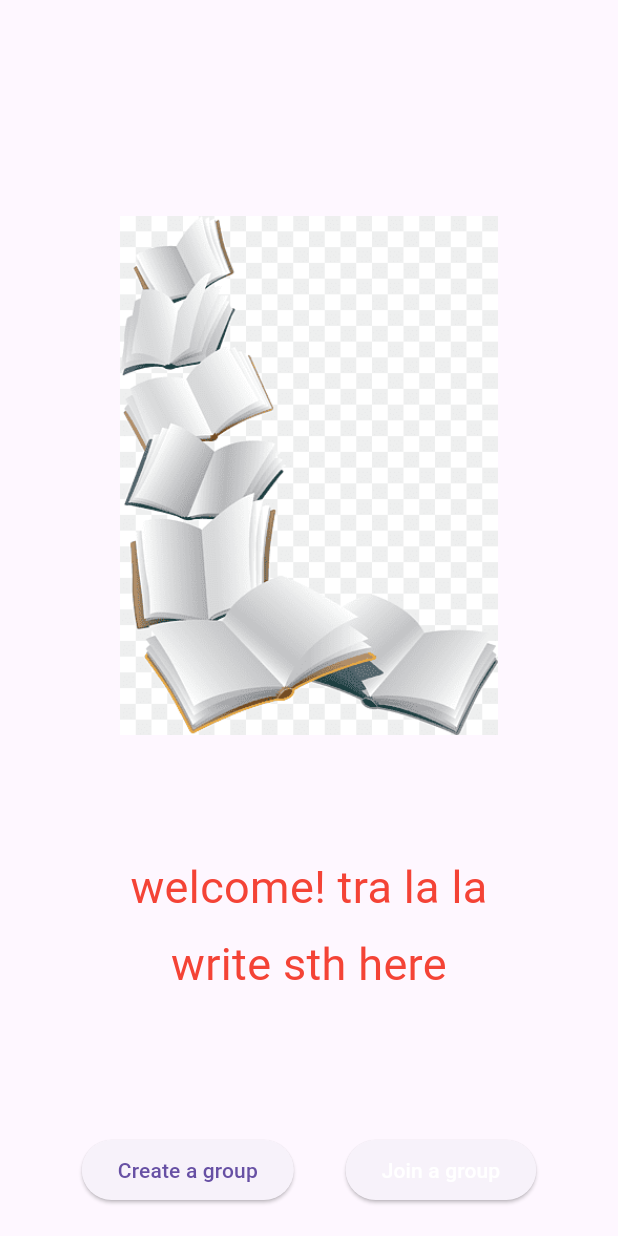
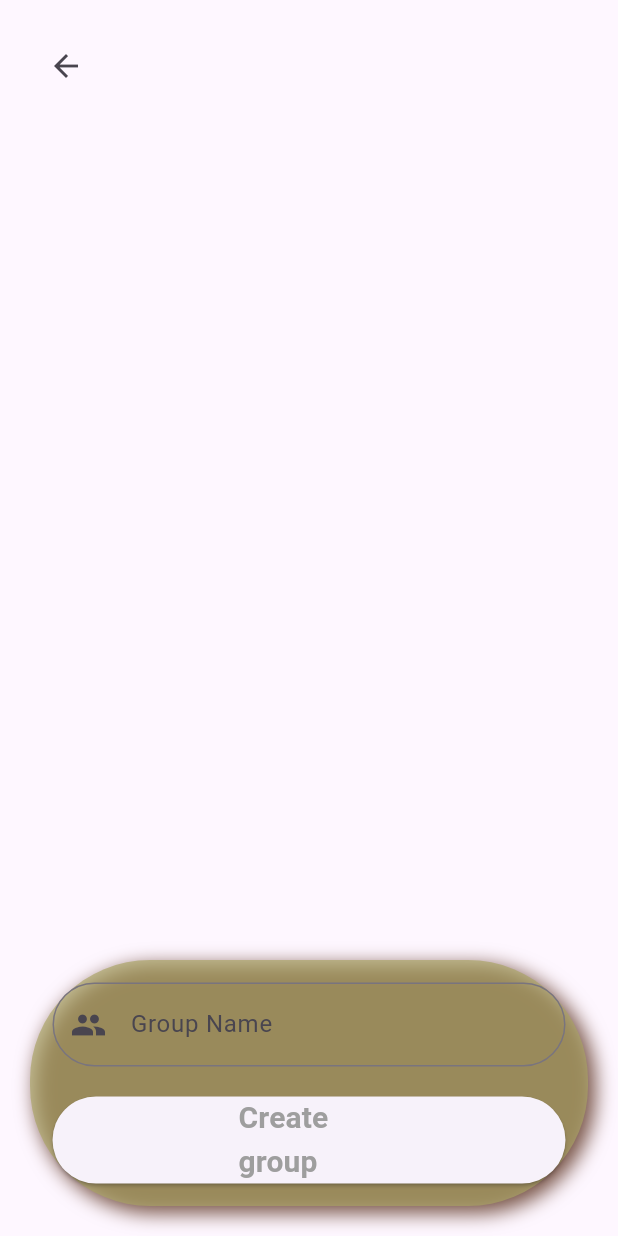
Before and after one commit to engelInes/BookNook, a Flutter app: the MyNoGroup screen opened directly, after a tap on "Create a group", on a phone screen of 412 x 824 dp. Run offline on Flutter 3.47's test engine with Material 3 defaults, Android fonts, the phone set to English and light mode, and no system bars; our stand-ins replace cloud_firestore, firebase_auth, firebase_core; accounts and stored records are empty; network calls fail.

Commit message:
create and join group functionalities

```diff
--- a/app/lib/models/user.dart
+++ b/app/lib/models/user.dart
@@ -5,11 +5,13 @@ class MyUser {
   String email;
   String fullName;
   Timestamp accountCreated;
+  String groupID;
 
   MyUser({
     required this.uid,
     required this.email,
     required this.fullName,
     required this.accountCreated,
+    required this.groupID,
   });
 }
--- /dev/null
+++ b/app/lib/screens/createGroupScreen/createGroup.dart
@@ -0,0 +1,82 @@
+import 'package:app/screens/rootScreen/rootS.dart';
+import 'package:app/services/database.dart';
+import 'package:app/states/currUser.dart';
+import 'package:app/widgets/myContainer.dart';
+import 'package:flutter/cupertino.dart';
+import 'package:flutter/material.dart';
+import 'package:provider/provider.dart';
+
+class MyCreateGroup extends StatefulWidget{
+  @override
+  State<MyCreateGroup> createState() => _MyCreateGroupState();
+}
+
+class _MyCreateGroupState extends State<MyCreateGroup>{
+  void _createGroup(BuildContext context, String groupName) async{
+      CurrentUser _cUser=Provider.of<CurrentUser>(context, listen: false);
+      bool _retString= await MyDatabase().createGroup(groupName, _cUser.getUser.uid);
+      if(_retString==1){
+        Navigator.pushAndRemoveUntil(
+            context,
+            MaterialPageRoute(
+                builder: (context)=>MyRoot()
+            ),
+            (route) => false);
+      }
+  }
+
+  TextEditingController _groupNameController=TextEditingController();
+
+  @override
+  Widget build(BuildContext context) {
+    return Scaffold(
+      body: Column(
+        children: <Widget>[
+          Padding(
+              padding: const EdgeInsets.all(20.0),
+            child: Row(
+              children: <Widget>[BackButton(
+
+              )],
+            ),
+          ),
+          Spacer(),
+          Padding(
+              padding: const EdgeInsets.all(20.0),
+            child: MyContainer(
+              child: Column(
+                children: <Widget>[
+                  TextFormField(
+                    controller: _groupNameController,
+                    decoration: InputDecoration(
+                      prefixIcon: Icon(Icons.group),
+                      hintText: "Group Name ",
+                    ),
+                  ),
+                  SizedBox(
+                    height: 20.0,
+                  ),
+                  ElevatedButton(
+                      onPressed: ()=> _createGroup(context,_groupNameController.text),
+                      child:Padding(
+                        padding: EdgeInsets.symmetric(horizontal: 100),
+                        child: Text(
+                          "Create group",
+                          style: TextStyle(
+                            color: Colors.grey,
+                            fontWeight: FontWeight.bold,
+                            fontSize: 20.0,
+                          ),
+                        ),
+                      ),
+                  )
+                ],
+              ),
+            ),
+          ),
+        ],
+      ),
+    );
+  }
+
+}
--- a/app/lib/screens/login/localWidgets/loginForm.dart
+++ b/app/lib/screens/login/localWidgets/loginForm.dart
@@ -1,4 +1,5 @@
 import 'package:app/screens/home/homeScreen.dart';
+import 'package:app/screens/rootScreen/rootS.dart';
 import 'package:app/states/currUser.dart';
 import 'package:flutter/material.dart';
 import 'package:app/screens/signup/signup.dart';
@@ -107,7 +108,7 @@ void _loginUser(String email, String psswd, BuildContext context) async {
       // );
       Navigator.pushAndRemoveUntil(
           context,
-          MaterialPageRoute(builder: (context) => HomeScreen()),
+          MaterialPageRoute(builder: (context) => MyRoot()),
           (route) => false);
     } else {
       ScaffoldMessenger.of(context).showSnackBar(
--- a/app/lib/screens/noGroupScreen/noGroup.dart
+++ b/app/lib/screens/noGroupScreen/noGroup.dart
@@ -1,11 +1,25 @@
+import 'package:app/screens/createGroupScreen/createGroup.dart';
+import 'package:app/screens/joinGroupScreen/joinGroup.dart';
 import 'package:flutter/cupertino.dart';
 import 'package:flutter/material.dart';
 
 class MyNoGroup extends StatelessWidget {
   @override
   Widget build(BuildContext context) {
-    void _goToJoinGroup() {}
-    void _goToCreateGroup() {}
+    void _goToJoinGroup(BuildContext context) {
+      Navigator.push(
+          context, MaterialPageRoute(
+          builder: (context)=>MyJoinGroup(),
+      ),
+      );
+    }
+    void _goToCreateGroup(BuildContext context) {
+      Navigator.push(
+        context, MaterialPageRoute(
+        builder: (context)=>MyCreateGroup(),
+      ),
+      );
+    }
     return Scaffold(
       body: Column(
         children: <Widget>[
@@ -46,10 +60,10 @@ class MyNoGroup extends StatelessWidget {
               mainAxisAlignment: MainAxisAlignment.spaceEvenly,
               children: <Widget>[
                 ElevatedButton(
-                    onPressed: () => _goToCreateGroup(),
+                    onPressed: () => _goToCreateGroup(context),
                     child: Text("Create a group")),
                 ElevatedButton(
-                    onPressed: () => _goToJoinGroup(),
+                    onPressed: () => _goToJoinGroup(context),
                     child: Text(
                       "Join a group",
                       style: TextStyle(
--- a/app/lib/states/currUser.dart
+++ b/app/lib/states/currUser.dart
@@ -7,7 +7,7 @@ import 'package:flutter/material.dart';
 
 class CurrentUser extends ChangeNotifier {
   MyUser _currUser =
-      MyUser(uid: '', email: '', fullName: '', accountCreated: Timestamp.now());
+      MyUser(uid: '', email: '', fullName: '', accountCreated: Timestamp.now(), groupID: '');
 
   //late String _userID;
   //late String _userEmail;
@@ -49,7 +49,7 @@ class CurrentUser extends ChangeNotifier {
       // _userEmail="";
       // _currUser="" as MyUser;
       _currUser = MyUser(
-          uid: '', email: '', fullName: '', accountCreated: Timestamp.now());
+          uid: '', email: '', fullName: '', accountCreated: Timestamp.now(), groupID: '');
       hasStarted = true;
     } catch (e) {
       print(e);
@@ -60,7 +60,7 @@ class CurrentUser extends ChangeNotifier {
   Future<bool> signUpUser(String email, String psswd, String fullName) async {
     bool hasSignedIn = false;
     MyUser _user = MyUser(
-        uid: '', email: '', fullName: '', accountCreated: Timestamp.now());
+        uid: '', email: '', fullName: '', accountCreated: Timestamp.now(), groupID: '');
     try {
       UserCredential _authRes = await _auth.createUserWithEmailAndPassword(
           email: email, password: psswd);
```
Also changed, not shown: app/lib/models/group.dart (added, +17 -0 lines), app/lib/screens/joinGroupScreen/joinGroup.dart (added, +83 -0 lines), app/lib/screens/rootScreen/rootS.dart (+27 -5 lines), app/lib/screens/splash/splashScreen.dart (added, +17 -0 lines), app/lib/services/database.dart (+44 -1 lines).
